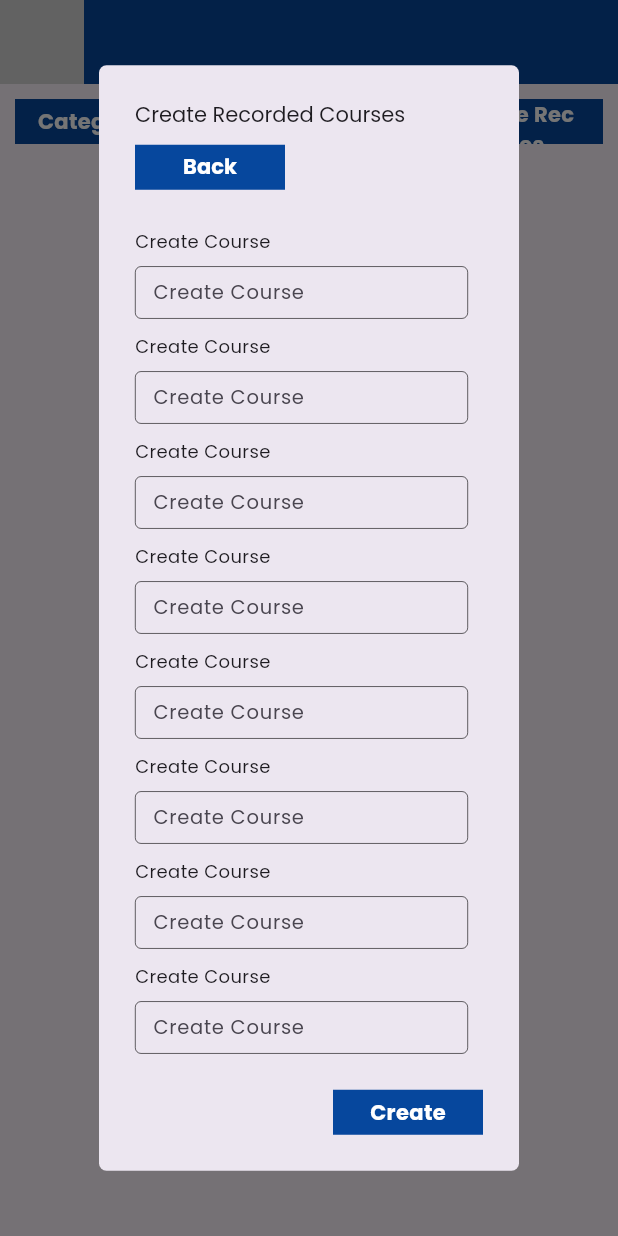
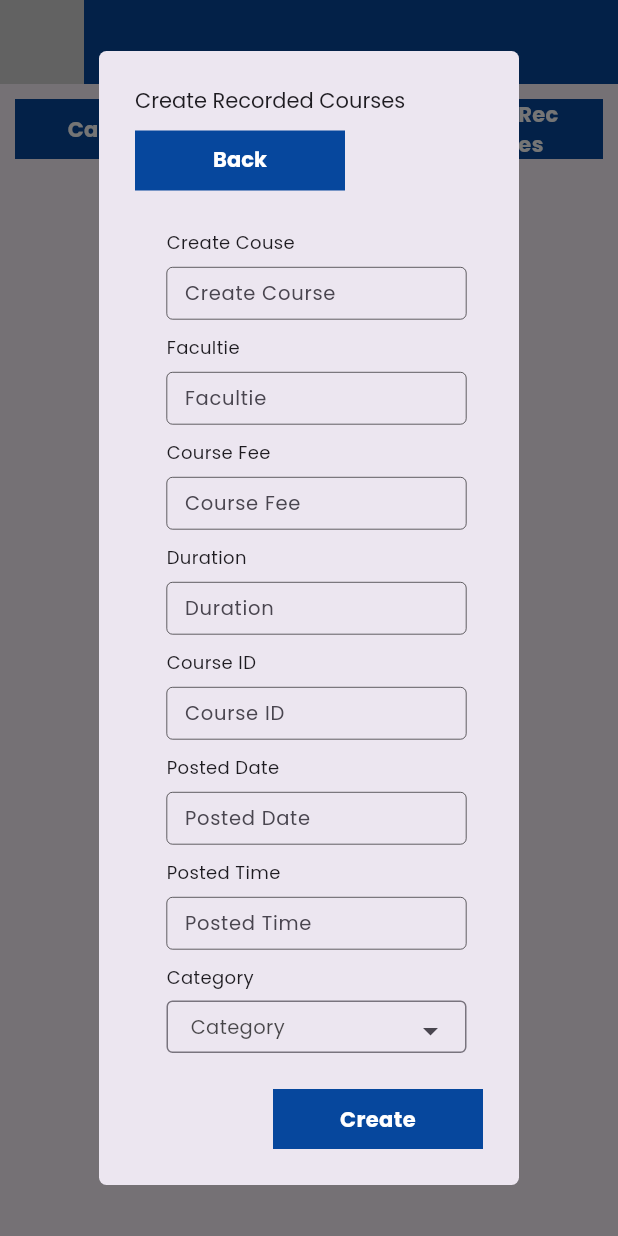
Before and after one commit to PraveenPathmakaran/scipro, a Flutter app: the screen it shows after launch, after a tap on "Create Rec Courses", on a phone screen of 412 x 824 dp. Run offline on Flutter 3.47's test engine with Material 3 defaults, Android fonts, the light colour scheme and no system bars; drawn by our look-alikes of dropdown_search; our stand-ins replace cloud_firestore, dartz, firebase_auth, flutter_bloc, freezed_annotation, get_it and 2 more; missing offline and left inert: sidebar_drawer; accounts and stored records are empty.

Commit message:
rec class  commit 28/11,8:12 pm

```diff
--- a/lib/presentation/admin_panel/slider_drawer/slider_drawerd.dart
+++ b/lib/presentation/admin_panel/slider_drawer/slider_drawerd.dart
@@ -42,9 +42,9 @@ class _AdminPanelPageState extends State<AdminPanelPage> {
 }
 
 List<Widget> pages = [
-const CreateRecordedCourses(),
-const CreateRecordedCourses(),
-const CreateRecordedCourses(),
+ CreateRecordedCourses(),
+ CreateRecordedCourses(),
+ CreateRecordedCourses(),
   // Container(
   //   child: const Center(
   //     child: Text("data"),
--- a/lib/presentation/admin_panel/video_management/recorded_courses/create_recorded_course.dart
+++ b/lib/presentation/admin_panel/video_management/recorded_courses/create_recorded_course.dart
@@ -1,5 +1,3 @@
-import 'dart:developer';
-
 import 'package:dropdown_search/dropdown_search.dart';
 import 'package:flutter/material.dart';
 import 'package:google_fonts/google_fonts.dart';
@@ -9,15 +7,11 @@ import 'package:scipro/presentation/widgets/responsive/responsive.dart';
 
 import '../../../widgets/textform feild Widget/textformfeildWidget.dart';
 
-class CreateRecordedCourses extends StatefulWidget {
-  const CreateRecordedCourses({super.key, Key});
+class CreateRecordedCourses extends StatelessWidget {
+   CreateRecordedCourses({super.key, Key});
 
-  @override
-  State<CreateRecordedCourses> createState() => _CreateRecordedCoursesState();
-}
+  var selectstate;
 
-class _CreateRecordedCoursesState extends State<CreateRecordedCourses> {
-  var selectstate;
   @override
   Widget build(BuildContext context) {
     return Container(
@@ -28,8 +22,25 @@ class _CreateRecordedCoursesState extends State<CreateRecordedCourses> {
             children: [
                Padding(
                   padding: const EdgeInsets.only(top: 10,left: 10),
-                  child: ButtonWidget(
-                    text: 'Category',
+                  child: GestureDetector(
+                    onTap: (){showDialog(
+      context: context,
+      builder: (BuildContext context) {
+        return AlertDialog(
+          title:  const GooglePoppinsWidgets(text: 'Category', fontsize: 18,),
+          content: const TextField(
+            decoration: InputDecoration(hintText: "Enter the Category"),
+          ),
+          actions: <Widget>[
+
+            ButtonWidget(text: "Create")
+          ],
+        );
+      },
+    );} ,
+                    child: ButtonWidget(
+                      text: 'Category',
+                    ),
                   ),
                 ),
               GestureDetector(
@@ -51,6 +62,9 @@ class _CreateRecordedCoursesState extends State<CreateRecordedCourses> {
       ),
     );
   }
+
+
+
 
   void CreateRecordedCoursesDialog(BuildContext context) {
     showDialog(
@@ -79,16 +93,16 @@ class _CreateRecordedCoursesState extends State<CreateRecordedCourses> {
           content: ResponsiveWebSite.isMobile(context)
               ? SingleChildScrollView(
                   child: Column(
-                    children: List.generate(8, (index) {
-                      return Padding(
-                        padding: const EdgeInsets.only(top: 10, right: 10),
-                        child: TextFormFiledContainerWidget(
-                          hintText: "Create Course",
-                          title: "Create Course",
-                          width: double.infinity,
-                        ),
-                      );
-                    }),
+                    children: [
+                      recCousesWidget[0],
+                      recCousesWidget[1],
+                      recCousesWidget[2],
+                      recCousesWidget[3],
+                      recCousesWidget[4],
+                      recCousesWidget[5],
+                      recCousesWidget[6],
+                      recCousesWidget[7],
+                    ]
                   ),
                 )
               : Row(
@@ -131,26 +145,8 @@ class _CreateRecordedCoursesState extends State<CreateRecordedCourses> {
                               mainAxisAlignment: MainAxisAlignment.start,
                               children: [
                                 recCousesWidget[6],
-                               SizedBox(
-                                height: 35,
-                                width: 300,
-                                child: Center(
-                                  child: DropdownSearch(
-                                    autoValidateMode: AutovalidateMode.always,
-                                    onChanged: (value) {
-                                      selectstate = value ?? '';
-                                      log("$selectstate-------");
-                                    },
-                                    dropdownDecoratorProps:
-                                        DropDownDecoratorProps(
-                                            baseStyle: GoogleFonts.poppins(
-                                                fontSize: 13,
-                                                color: Colors.black
-                                                    .withOpacity(0.7))),
-                                    selectedItem: 'All States',
-                                    //items: listofState,
-                                  ),
-                                )),
+                                recCousesWidget[7]
+
                               ],
                             ),
                           ),
@@ -164,6 +160,7 @@ class _CreateRecordedCoursesState extends State<CreateRecordedCourses> {
       },
     );
   }
+
 }
 
 class ButtonWidget extends StatelessWidget {
@@ -177,10 +174,11 @@ class ButtonWidget extends StatelessWidget {
         color: ColorManager.themeColorBlue,
         borderRadius: BorderRadius.horizontal(),
       ),
-      width: 100,
-      height: 30,
+      width: 140,
+      height: 40,
       child: Center(
         child: GooglePoppinsWidgets(
+          textAlign:TextAlign.center,
           color: ColorManager.cwhite,
           fontWeight: FontWeight.bold,
           text: text,
@@ -247,14 +245,41 @@ List<Widget> recCousesWidget= [
                                       title: "Posted Time",
                                       width: 200),
                                 ),/////////////7
-                                 Padding(
-                                  padding:
-                                      const EdgeInsets.only(top: 10, left: 10),
-                                  child: TextFormFiledContainerWidget(
-                                      hintText: "Category ",
-                                      title: "Category",
-                                      width: 200),
-                                ),/////////8
+                                  Padding(
+                                 padding: const EdgeInsets.only(top: 10,),
+                                 child: Column(mainAxisAlignment: MainAxisAlignment.start,crossAxisAlignment: CrossAxisAlignment.start,
+                                   children: [
+                                    const Padding(
+                                      padding: EdgeInsets.only(left: 10),
+                                      child: GooglePoppinsWidgets(text: 'Category', fontsize: 12),
+                                    ),
+                                     Padding(
+                                       padding: const EdgeInsets.only(top: 7,left: 10),
+                                       child: SizedBox(
+
+                                        height: 35,
+                                        width: 200,
+                                        child: Center(
+                                          child: DropdownSearch(
+                                            autoValidateMode: AutovalidateMode.always,
+                                            // onChanged: (value) {
+                                            //   selectstate = value ?? '';
+                                            //   log("$selectstate-------");
+                                            // },
+                                            dropdownDecoratorProps:
+                                                DropDownDecoratorProps(
+                                                    baseStyle: GoogleFonts.poppins(
+                                                        fontSize: 13,
+                                                        color: Colors.black
+                                                            .withOpacity(0.7))),
+                                            selectedItem: 'Category',
+                                            //items: listofState,
+                                          ),
+                                        )),
+                                     ),
+                                   ],
+                                 ),
+                               ),/////////8
 
 
 ];
```
